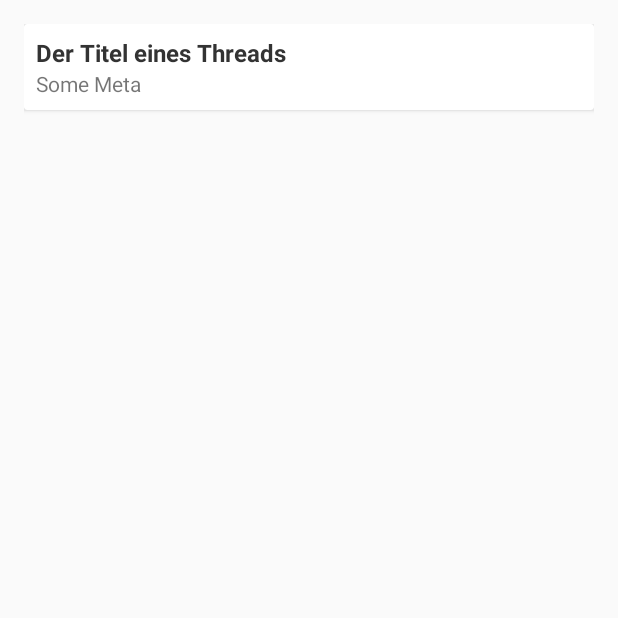
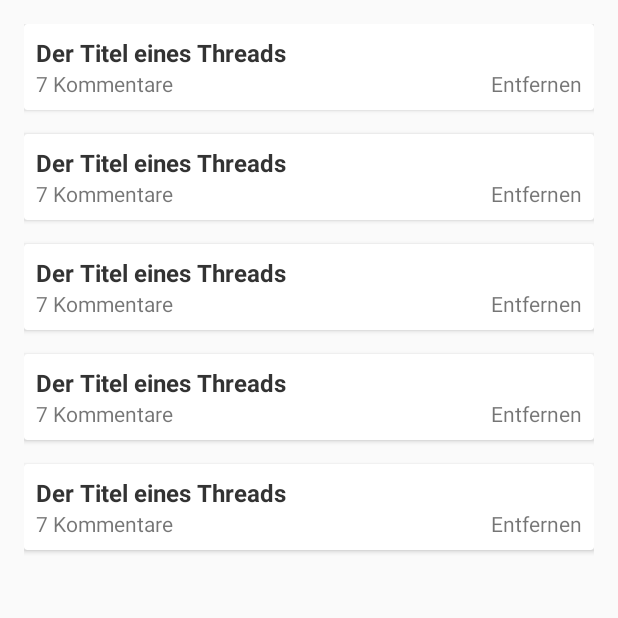
Before and after one commit to Plsr/EISWS1516MaemeckePoplawski, an Android app: the fragment BookmarksThreadsFragment shown on its own in the app's theme, on a phone screen of 412 x 824 dp, the top half of it. Run offline under Robolectric (Android 15) with nearby library versions, the phone set to English and light mode, and no system bars.

Commit message:
Populated Thread Bookmarks
Static cards for now, with all the same content.

```diff
--- a/MS6/app/Hochschulify/app/src/main/res/layout/fragment_bookmarks_threads.xml
+++ b/MS6/app/Hochschulify/app/src/main/res/layout/fragment_bookmarks_threads.xml
@@ -8,40 +8,10 @@
     tools:context=".BookmarksThreadsFragment">
 
 
-    <!-- A CardView that contains a TextView -->
-    <android.support.v7.widget.CardView
-        xmlns:card_view="http://schemas.android.com/apk/res-auto"
-        android:id="@+id/card_view"
-        android:layout_width="match_parent"
-        android:layout_height="wrap_content"
-        card_view:cardCornerRadius="2dp">
-
-
-        <RelativeLayout
-            android:layout_width="match_parent"
-            android:layout_height="match_parent"
-            android:padding="8dp">
-
-        <TextView
-            android:id="@+id/thread_title"
-            android:layout_width="match_parent"
-            android:layout_height="wrap_content"
-            android:textSize="@dimen/card_headline_font_size"
-            android:textStyle="bold"
-            android:textColor="@color/colorBlack"
-            android:text="@string/thread_title"/>
-
-        <TextView
-            android:id="@+id/meta"
-            android:layout_width="match_parent"
-            android:layout_height="wrap_content"
-            android:layout_below="@id/thread_title"
-            android:text="@string/thread_meta"/>
-
-        </RelativeLayout>
-
-
-    </android.support.v7.widget.CardView>
-
+    <include layout="@layout/thread_card" android:id="@+id/card1"/>
+    <include layout="@layout/thread_card" android:id="@+id/card2"/>
+    <include layout="@layout/thread_card" android:id="@+id/card3"/>
+    <include layout="@layout/thread_card" android:id="@+id/card4"/>
+    <include layout="@layout/thread_card" android:id="@+id/card5"/>
 
 </LinearLayout>
--- /dev/null
+++ b/MS6/app/Hochschulify/app/src/main/res/layout/thread_card.xml
@@ -0,0 +1,48 @@
+<?xml version="1.0" encoding="utf-8"?>
+<!-- A CardView that contains a TextView -->
+<android.support.v7.widget.CardView
+    xmlns:card_view="http://schemas.android.com/apk/res-auto"
+    xmlns:android="http://schemas.android.com/apk/res/android"
+    android:id="@+id/card_view"
+    android:layout_width="match_parent"
+    android:layout_height="wrap_content"
+    card_view:cardCornerRadius="2dp"
+    android:layout_marginBottom="@dimen/activity_padding">
+
+
+
+    <RelativeLayout
+        android:layout_width="match_parent"
+        android:layout_height="wrap_content"
+        android:padding="8dp">
+
+
+        <TextView
+            android:id="@+id/thread_title"
+            android:layout_width="match_parent"
+            android:layout_height="wrap_content"
+            android:textSize="@dimen/card_headline_font_size"
+            android:textStyle="bold"
+            android:textColor="@color/colorBlack"
+            android:text="@string/thread_title"/>
+
+        <TextView
+            android:id="@+id/comments"
+            android:layout_width="wrap_content"
+            android:layout_height="wrap_content"
+            android:layout_alignParentLeft="true"
+            android:layout_below="@id/thread_title"
+            android:text="@string/thread_comments"/>
+
+        <TextView
+            android:id="@+id/entfernen"
+            android:layout_width="wrap_content"
+            android:layout_height="wrap_content"
+            android:layout_alignParentRight="true"
+            android:layout_below="@id/thread_title"
+            android:text="@string/thread_entfernen"/>
+
+    </RelativeLayout>
+
+
+</android.support.v7.widget.CardView>
--- a/MS6/app/Hochschulify/app/src/main/res/values/dimens.xml
+++ b/MS6/app/Hochschulify/app/src/main/res/values/dimens.xml
@@ -5,5 +5,5 @@
     <dimen name="activity_padding">16dp</dimen>
 
     <!-- Font settings -->
-    <dimen name="card_headline_font_size">16dp</dimen>
+    <dimen name="card_headline_font_size">16sp</dimen>
 </resources>
--- a/MS6/app/Hochschulify/app/src/main/res/values/strings.xml
+++ b/MS6/app/Hochschulify/app/src/main/res/values/strings.xml
@@ -15,5 +15,7 @@
     <string name="hello_blank_fragment">Hello blank fragment</string>
     <string name="recent_search_headline">Zuletzt gesucht</string>
     <string name="thread_title">Der Titel eines Threads</string>
-    <string name="thread_meta">Some Meta</string>
+    <string name="thread_comments">7 Kommentare</string>
+    <string name="thread_entfernen">Entfernen</string>
+    <string name="thread_rating">89%</string>
 </resources>
```
